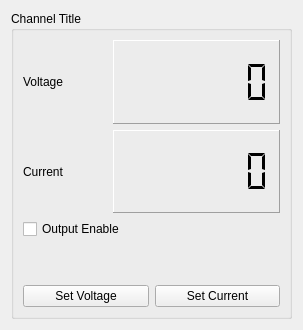
Qt form hmcchannelwidget.ui (andrzej79/HMC8043App) before a commit.
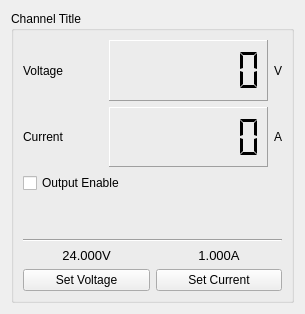
The same form after that commit.

Diff of the .ui file:
```diff
--- a/hmcchannelwidget.ui
+++ b/hmcchannelwidget.ui
@@ -6,8 +6,8 @@
    <rect>
     <x>0</x>
     <y>0</y>
-    <width>303</width>
-    <height>330</height>
+    <width>305</width>
+    <height>314</height>
    </rect>
   </property>
   <property name="windowTitle">
@@ -19,9 +19,9 @@
      <property name="title">
       <string>Channel Title</string>
      </property>
-     <layout class="QVBoxLayout" name="verticalLayout_2" stretch="2,2,0,0,0">
+     <layout class="QVBoxLayout" name="verticalLayout_2" stretch="2,2,0,0,0,0">
       <item>
-       <layout class="QHBoxLayout" name="horizontalLayout_2" stretch="5,10">
+       <layout class="QHBoxLayout" name="horizontalLayout_2" stretch="5,10,0">
         <item>
          <widget class="QLabel" name="lbVoltage">
           <property name="text">
@@ -45,10 +45,17 @@
           </property>
          </widget>
         </item>
+        <item>
+         <widget class="QLabel" name="label">
+          <property name="text">
+           <string>V</string>
+          </property>
+         </widget>
+        </item>
        </layout>
       </item>
       <item>
-       <layout class="QHBoxLayout" name="horizontalLayout_3" stretch="5,10">
+       <layout class="QHBoxLayout" name="horizontalLayout_3" stretch="5,10,0">
         <item>
          <widget class="QLabel" name="lbCurrent">
           <property name="text">
@@ -72,6 +79,13 @@
           </property>
          </widget>
         </item>
+        <item>
+         <widget class="QLabel" name="label_2">
+          <property name="text">
+           <string>A</string>
+          </property>
+         </widget>
+        </item>
        </layout>
       </item>
       <item>
@@ -94,21 +108,66 @@
         </property>
        </spacer>
       </item>
+      <item>
+       <widget class="Line" name="line">
+        <property name="orientation">
+         <enum>Qt::Horizontal</enum>
+        </property>
+       </widget>
+      </item>
       <item>
        <layout class="QHBoxLayout" name="horizontalLayout">
         <item>
+         <layout class="QVBoxLayout" name="verticalLayout_4">
+          <item>
+           <widget class="QLabel" name="lbTargetVoltage">
+            <property name="font">
+             <font>
+              <pointsize>10</pointsize>
+             </font>
+            </property>
+            <property name="text">
+             <string>24.000V</string>
+            </property>
+            <property name="alignment">
+             <set>Qt::AlignCenter</set>
+            </property>
+           </widget>
+          </item>
+          <item>
          <widget class="QPushButton" name="btnSetVoltage">
           <property name="text">
            <string>Set Voltage</string>
           </property>
          </widget>
         </item>
+         </layout>
+        </item>
+        <item>
+         <layout class="QVBoxLayout" name="verticalLayout_3">
+          <item>
+           <widget class="QLabel" name="lbTargetCurrent">
+            <property name="font">
+             <font>
+              <pointsize>10</pointsize>
+             </font>
+            </property>
+            <property name="text">
+             <string>1.000A</string>
+            </property>
+            <property name="alignment">
+             <set>Qt::AlignCenter</set>
+            </property>
+           </widget>
+          </item>
         <item>
          <widget class="QPushButton" name="btnSetCurrent">
           <property name="text">
            <string>Set Current</string>
           </property>
          </widget>
+          </item>
+         </layout>
         </item>
        </layout>
       </item>
```
Lines whose indentation alone changed are shown as unchanged.
